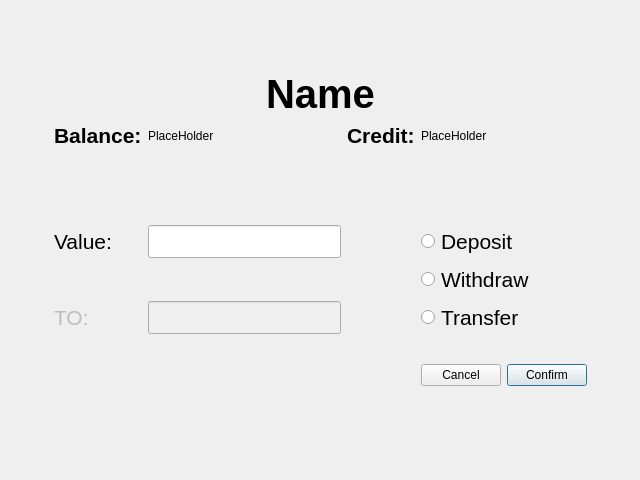
Before: the Qt Designer form accountoperations.ui in SaymonPoli/BankAccounts, drawn with Qt 5.
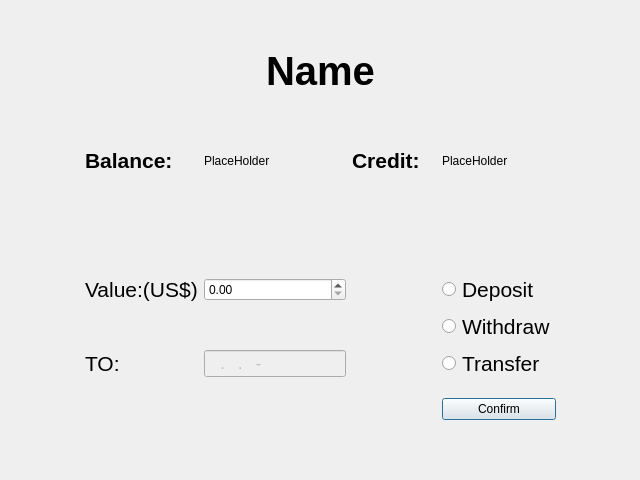
After: the same form once the commit is applied.

The edit to the form file:
```diff
--- a/accountoperations.ui
+++ b/accountoperations.ui
@@ -23,7 +23,7 @@
     </rect>
    </property>
    <layout class="QGridLayout" name="gridLayout">
-    <item row="5" column="3">
+    <item row="7" column="3">
      <spacer name="horizontalSpacer_3">
       <property name="orientation">
        <enum>Qt::Horizontal</enum>
@@ -36,7 +36,7 @@
       </property>
      </spacer>
     </item>
-    <item row="5" column="4">
+    <item row="7" column="4">
      <widget class="QRadioButton" name="Withdraw">
       <property name="font">
        <font>
@@ -48,7 +48,7 @@
       </property>
      </widget>
     </item>
-    <item row="3" column="1">
+    <item row="5" column="1">
      <spacer name="verticalSpacer_3">
       <property name="orientation">
        <enum>Qt::Vertical</enum>
@@ -61,18 +61,25 @@
       </property>
      </spacer>
     </item>
-    <item row="8" column="1">
-     <spacer name="verticalSpacer_2">
-      <property name="orientation">
-       <enum>Qt::Vertical</enum>
+    <item row="3" column="2">
+     <widget class="QLabel" name="AccountBalance">
+      <property name="text">
+       <string>PlaceHolder</string>
       </property>
-      <property name="sizeHint" stdset="0">
-       <size>
-        <width>20</width>
-        <height>40</height>
-       </size>
+     </widget>
+    </item>
+    <item row="3" column="3">
+     <widget class="QLabel" name="label_6">
+      <property name="font">
+       <font>
+        <pointsize>16</pointsize>
+        <bold>true</bold>
+       </font>
       </property>
-     </spacer>
+      <property name="text">
+       <string>Credit:</string>
+      </property>
+     </widget>
     </item>
     <item row="0" column="1">
      <spacer name="verticalSpacer">
@@ -87,7 +94,7 @@
       </property>
      </spacer>
     </item>
-    <item row="6" column="4">
+    <item row="8" column="4">
      <widget class="QRadioButton" name="Transfer">
       <property name="font">
        <font>
@@ -99,8 +106,8 @@
       </property>
      </widget>
     </item>
-    <item row="7" column="1">
-     <spacer name="verticalSpacer_4">
+    <item row="2" column="1">
+     <spacer name="verticalSpacer_5">
       <property name="orientation">
        <enum>Qt::Vertical</enum>
       </property>
@@ -112,7 +119,7 @@
       </property>
      </spacer>
     </item>
-    <item row="4" column="1">
+    <item row="6" column="1">
      <widget class="QLabel" name="label_2">
       <property name="font">
        <font>
@@ -120,16 +127,7 @@
        </font>
       </property>
       <property name="text">
-       <string>Value:</string>
-      </property>
-     </widget>
-    </item>
-    <item row="4" column="2">
-     <widget class="QLineEdit" name="Value">
-      <property name="font">
-       <font>
-        <pointsize>16</pointsize>
-       </font>
+       <string>Value:(US$)</string>
       </property>
      </widget>
     </item>
@@ -146,37 +144,33 @@
       </property>
      </widget>
     </item>
-    <item row="6" column="2">
+    <item row="8" column="2">
      <widget class="QLineEdit" name="To">
       <property name="enabled">
        <bool>false</bool>
       </property>
       <property name="font">
        <font>
-        <pointsize>16</pointsize>
+        <pointsize>12</pointsize>
        </font>
       </property>
+      <property name="inputMask">
+       <string>000.000.000-00</string>
+      </property>
      </widget>
     </item>
-    <item row="7" column="4">
+    <item row="11" column="4">
      <layout class="QGridLayout" name="gridLayout_2">
-      <item row="0" column="1">
+      <item row="0" column="0">
        <widget class="QPushButton" name="Confirm">
         <property name="text">
          <string>Confirm</string>
         </property>
        </widget>
       </item>
-      <item row="0" column="0">
-       <widget class="QPushButton" name="Cancel">
-        <property name="text">
-         <string>Cancel</string>
-        </property>
-       </widget>
-      </item>
      </layout>
     </item>
-    <item row="6" column="0">
+    <item row="8" column="0">
      <spacer name="horizontalSpacer_2">
       <property name="orientation">
        <enum>Qt::Horizontal</enum>
@@ -189,7 +183,7 @@
       </property>
      </spacer>
     </item>
-    <item row="6" column="5">
+    <item row="8" column="5">
      <spacer name="horizontalSpacer">
       <property name="orientation">
        <enum>Qt::Horizontal</enum>
@@ -202,7 +196,33 @@
       </property>
      </spacer>
     </item>
-    <item row="4" column="4">
+    <item row="3" column="1">
+     <widget class="QLabel" name="label_4">
+      <property name="font">
+       <font>
+        <pointsize>16</pointsize>
+        <bold>true</bold>
+       </font>
+      </property>
+      <property name="text">
+       <string>Balance:</string>
+      </property>
+     </widget>
+    </item>
+    <item row="4" column="1">
+     <spacer name="verticalSpacer_6">
+      <property name="orientation">
+       <enum>Qt::Vertical</enum>
+      </property>
+      <property name="sizeHint" stdset="0">
+       <size>
+        <width>20</width>
+        <height>40</height>
+       </size>
+      </property>
+     </spacer>
+    </item>
+    <item row="6" column="4">
      <widget class="QRadioButton" name="Deposit">
       <property name="font">
        <font>
@@ -214,10 +234,17 @@
       </property>
      </widget>
     </item>
-    <item row="6" column="1">
+    <item row="3" column="4">
+     <widget class="QLabel" name="AcountCredit">
+      <property name="text">
+       <string>PlaceHolder</string>
+      </property>
+     </widget>
+    </item>
+    <item row="8" column="1">
      <widget class="QLabel" name="label_3">
       <property name="enabled">
-       <bool>false</bool>
+       <bool>true</bool>
       </property>
       <property name="font">
        <font>
@@ -229,43 +256,36 @@
       </property>
      </widget>
     </item>
-    <item row="2" column="1">
-     <widget class="QLabel" name="label_4">
-      <property name="font">
-       <font>
-        <pointsize>16</pointsize>
-        <bold>true</bold>
-       </font>
+    <item row="11" column="1">
+     <spacer name="verticalSpacer_2">
+      <property name="orientation">
+       <enum>Qt::Vertical</enum>
       </property>
-      <property name="text">
-       <string>Balance:</string>
+      <property name="sizeHint" stdset="0">
+       <size>
+        <width>20</width>
+        <height>40</height>
+       </size>
       </property>
-     </widget>
+     </spacer>
     </item>
-    <item row="2" column="2">
-     <widget class="QLabel" name="label_5">
-      <property name="text">
-       <string>PlaceHolder</string>
+    <item row="12" column="1">
+     <spacer name="verticalSpacer_4">
+      <property name="orientation">
+       <enum>Qt::Vertical</enum>
       </property>
-     </widget>
-    </item>
-    <item row="2" column="3">
-     <widget class="QLabel" name="label_6">
-      <property name="font">
-       <font>
-        <pointsize>16</pointsize>
-        <bold>true</bold>
-       </font>
+      <property name="sizeHint" stdset="0">
+       <size>
+        <width>20</width>
+        <height>40</height>
+       </size>
       </property>
-      <property name="text">
-       <string>Credit:</string>
-      </property>
-     </widget>
+     </spacer>
     </item>
-    <item row="2" column="4">
-     <widget class="QLabel" name="label_7">
-      <property name="text">
-       <string>PlaceHolder</string>
+    <item row="6" column="2">
+     <widget class="QDoubleSpinBox" name="Value">
+      <property name="maximum">
+       <double>1000000000000000019884624838656.000000000000000</double>
       </property>
      </widget>
     </item>
```
Left out of the diff: 2 changed lines with no effect on the pictures.
